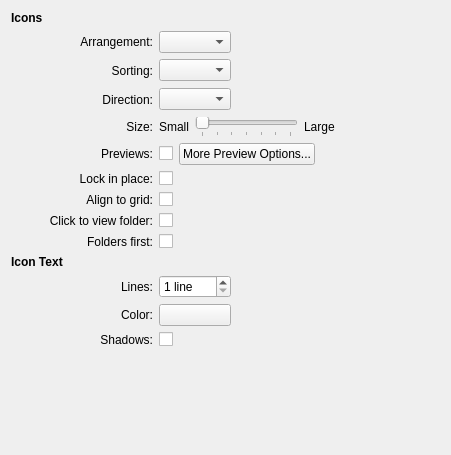
Qt form plasma/applets/folderview/folderviewDisplayConfig.ui (KDE/kde-baseapps) before a commit.
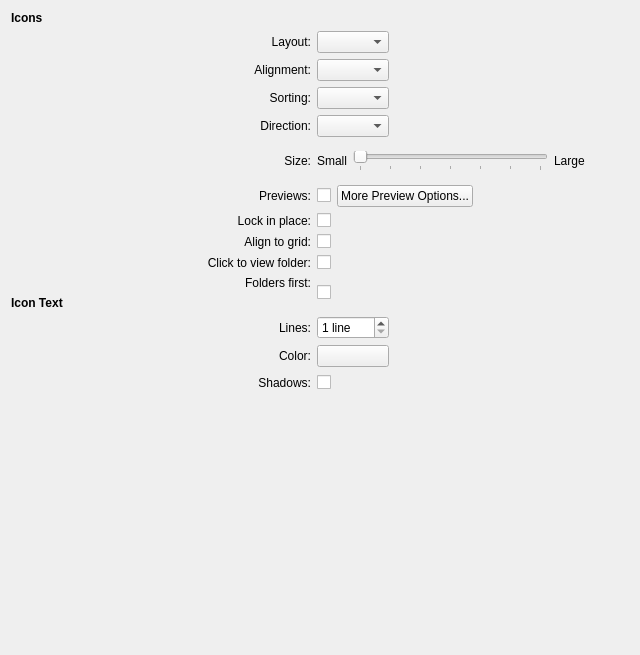
The same form after that commit. Custom widgets are drawn as their Qt base class.

Commit message: icon arrangement mega-patch for usability and maintainability

What changed in the file:
```diff
--- a/plasma/applets/folderview/folderviewDisplayConfig.ui
+++ b/plasma/applets/folderview/folderviewDisplayConfig.ui
@@ -6,13 +6,82 @@
    <rect>
     <x>0</x>
     <y>0</y>
-    <width>451</width>
-    <height>455</height>
+    <width>640</width>
+    <height>655</height>
    </rect>
   </property>
   <layout class="QGridLayout" name="gridLayout">
-   <item row="0" column="0">
-    <widget class="QLabel" name="iconsTitle">
+   <item row="13" column="1">
+    <widget class="QLabel" name="colorButtonLabel">
+     <property name="text">
+      <string>Color:</string>
+     </property>
+     <property name="alignment">
+      <set>Qt::AlignRight|Qt::AlignTrailing|Qt::AlignVCenter</set>
+     </property>
+     <property name="buddy">
+      <cstring>colorButton</cstring>
+     </property>
+    </widget>
+   </item>
+   <item row="6" column="1">
+    <widget class="QLabel" name="previewsAdvancedLabel">
+     <property name="text">
+      <string>Previews:</string>
+     </property>
+     <property name="alignment">
+      <set>Qt::AlignRight|Qt::AlignTrailing|Qt::AlignVCenter</set>
+     </property>
+    </widget>
+   </item>
+   <item row="15" column="4">
+    <spacer name="verticalSpacer_2">
+     <property name="orientation">
+      <enum>Qt::Vertical</enum>
+     </property>
+     <property name="sizeHint" stdset="0">
+      <size>
+       <width>44</width>
+       <height>216</height>
+      </size>
+     </property>
+    </spacer>
+   </item>
+   <item row="1" column="2">
+    <widget class="QComboBox" name="layoutCombo"/>
+   </item>
+   <item row="8" column="1">
+    <widget class="QLabel" name="alignToGridLabel">
+     <property name="text">
+      <string>Align to grid:</string>
+     </property>
+     <property name="alignment">
+      <set>Qt::AlignRight|Qt::AlignTrailing|Qt::AlignVCenter</set>
+     </property>
+    </widget>
+   </item>
+   <item row="2" column="1">
+    <widget class="QLabel" name="alignmentLabel">
+     <property name="text">
+      <string>Alignment:</string>
+     </property>
+     <property name="alignment">
+      <set>Qt::AlignRight|Qt::AlignTrailing|Qt::AlignVCenter</set>
+     </property>
+    </widget>
+   </item>
+   <item row="10" column="2" rowspan="2">
+    <widget class="QCheckBox" name="foldersFirst">
+     <property name="whatsThis">
+      <string>Check this option if you want folder previews to appear only when clicked. When this option is turned off, folder previews will appear automatically when the mouse hovers over a folder.</string>
+     </property>
+     <property name="text">
+      <string/>
+     </property>
+    </widget>
+   </item>
+   <item row="11" column="0">
+    <widget class="QLabel" name="iconTextTitle">
      <property name="sizePolicy">
       <sizepolicy hsizetype="Expanding" vsizetype="Preferred">
        <horstretch>0</horstretch>
@@ -26,11 +95,11 @@
       </font>
      </property>
      <property name="text">
-      <string>Icons</string>
+      <string>Icon Text</string>
      </property>
     </widget>
    </item>
-   <item row="1" column="0" rowspan="6">
+   <item row="1" column="0" rowspan="5">
     <spacer name="horizontalSpacer_3">
      <property name="orientation">
       <enum>Qt::Horizontal</enum>
@@ -46,27 +115,7 @@
      </property>
     </spacer>
    </item>
-   <item row="1" column="2">
-    <widget class="QLabel" name="flowLabel">
-     <property name="text">
-      <string>Arrangement:</string>
-     </property>
-     <property name="alignment">
-      <set>Qt::AlignRight|Qt::AlignTrailing|Qt::AlignVCenter</set>
-     </property>
-     <property name="buddy">
-      <cstring>flowCombo</cstring>
-     </property>
-    </widget>
-   </item>
-   <item row="1" column="3">
-    <widget class="KComboBox" name="flowCombo">
-     <property name="whatsThis">
-      <string>Use this control to choose if you want the icons to be arranged top to bottom starting on the left side of the view, or arranged left to right starting at the top of the view.</string>
-     </property>
-    </widget>
-   </item>
-   <item row="2" column="2">
+   <item row="3" column="1">
     <widget class="QLabel" name="sortLabel">
      <property name="text">
       <string>Sorting:</string>
@@ -79,30 +128,10 @@
      </property>
     </widget>
    </item>
-   <item row="2" column="3">
-    <widget class="KComboBox" name="sortCombo">
-     <property name="whatsThis">
-      <string>Use this control to choose the criteria by which the icons will be sorted in the view.</string>
-     </property>
-    </widget>
-   </item>
-   <item row="2" column="4" colspan="2">
-    <spacer name="horizontalSpacer_7">
-     <property name="orientation">
-      <enum>Qt::Horizontal</enum>
-     </property>
-     <property name="sizeHint" stdset="0">
-      <size>
-       <width>160</width>
-       <height>23</height>
-      </size>
-     </property>
-    </spacer>
-   </item>
-   <item row="3" column="2">
-    <widget class="QLabel" name="directionLabel">
+   <item row="14" column="1">
+    <widget class="QLabel" name="drawShadowsLabel">
      <property name="text">
-      <string>Direction:</string>
+      <string>Shadows:</string>
      </property>
      <property name="alignment">
       <set>Qt::AlignRight|Qt::AlignTrailing|Qt::AlignVCenter</set>
@@ -112,93 +141,27 @@
      </property>
     </widget>
    </item>
-   <item row="3" column="3">
-    <widget class="KComboBox" name="directionCombo">
+   <item row="14" column="2">
+    <widget class="QCheckBox" name="drawShadows">
      <property name="whatsThis">
       <string>Use this control to choose the criteria by which the icons will be sorted in the view.</string>
      </property>
-    </widget>
-   </item>
-   <item row="3" column="4" colspan="2">
-    <spacer name="horizontalSpacer_8">
-     <property name="orientation">
-      <enum>Qt::Horizontal</enum>
-     </property>
-     <property name="sizeHint" stdset="0">
-      <size>
-       <width>208</width>
-       <height>23</height>
-      </size>
-     </property>
-    </spacer>
-   </item>
-   <item row="4" column="2">
-    <widget class="QLabel" name="sizeSliderLabel">
      <property name="text">
-      <string>Size:</string>
+      <string/>
      </property>
-     <property name="alignment">
-      <set>Qt::AlignRight|Qt::AlignTrailing|Qt::AlignVCenter</set>
-     </property>
-     <property name="buddy">
-      <cstring>sizeSlider</cstring>
-     </property>
     </widget>
    </item>
-   <item row="4" column="3" colspan="2">
-    <layout class="QHBoxLayout" name="horizontalLayout">
-     <item>
-      <widget class="QLabel" name="label_5">
-       <property name="text">
-        <string>Small</string>
-       </property>
-       <property name="alignment">
-        <set>Qt::AlignRight|Qt::AlignTrailing|Qt::AlignVCenter</set>
-       </property>
-      </widget>
-     </item>
-     <item>
-      <widget class="QSlider" name="sizeSlider">
-       <property name="whatsThis">
-        <string>Use this slider to increase or decrease the size of the icons in the view.</string>
-       </property>
-       <property name="maximum">
-        <number>6</number>
-       </property>
-       <property name="pageStep">
-        <number>1</number>
-       </property>
-       <property name="orientation">
-        <enum>Qt::Horizontal</enum>
-       </property>
-       <property name="tickPosition">
-        <enum>QSlider::TicksBelow</enum>
-       </property>
-       <property name="tickInterval">
-        <number>0</number>
-       </property>
-      </widget>
-     </item>
-     <item>
-      <widget class="QLabel" name="label_6">
-       <property name="text">
-        <string>Large</string>
-       </property>
-      </widget>
-     </item>
-    </layout>
-   </item>
-   <item row="5" column="2">
-    <widget class="QLabel" name="previewsAdvancedLabel">
+   <item row="7" column="1">
+    <widget class="QLabel" name="lockInPlaceLabel">
      <property name="text">
-      <string>Previews:</string>
+      <string>Lock in place:</string>
      </property>
      <property name="alignment">
       <set>Qt::AlignRight|Qt::AlignTrailing|Qt::AlignVCenter</set>
      </property>
     </widget>
    </item>
-   <item row="5" column="3" colspan="3">
+   <item row="6" column="2" colspan="2">
     <layout class="QHBoxLayout" name="horizontalLayout_2">
      <item>
       <widget class="QCheckBox" name="showPreviews">
@@ -235,110 +198,7 @@
      </item>
     </layout>
    </item>
-   <item row="6" column="2">
-    <widget class="QLabel" name="lockInPlaceLabel">
-     <property name="text">
-      <string>Lock in place:</string>
-     </property>
-     <property name="alignment">
-      <set>Qt::AlignRight|Qt::AlignTrailing|Qt::AlignVCenter</set>
-     </property>
-    </widget>
-   </item>
-   <item row="6" column="3">
-    <widget class="QCheckBox" name="lockInPlace">
-     <property name="whatsThis">
-      <string>Check this option if you do not want the icons to be moveable in the view.
-
-This option is useful if you want to avoid accidentally moving the icons while interacting with them.</string>
-     </property>
-     <property name="text">
-      <string/>
-     </property>
-    </widget>
-   </item>
-   <item row="7" column="2">
-    <widget class="QLabel" name="alignToGridLabel">
-     <property name="text">
-      <string>Align to grid:</string>
-     </property>
-     <property name="alignment">
-      <set>Qt::AlignRight|Qt::AlignTrailing|Qt::AlignVCenter</set>
-     </property>
-    </widget>
-   </item>
-   <item row="7" column="3">
-    <widget class="QCheckBox" name="alignToGrid">
-     <property name="whatsThis">
-      <string>Check this option if you want the icons to be arranged in a grid.
-
-When this option is checked, icons will automatically snap to the nearest grid cell when you move them around in the view.</string>
-     </property>
-     <property name="text">
-      <string/>
-     </property>
-    </widget>
-   </item>
-   <item row="8" column="1" colspan="2">
-    <widget class="QLabel" name="clickToViewLabel">
-     <property name="text">
-      <string>Click to view folder:</string>
-     </property>
-     <property name="alignment">
-      <set>Qt::AlignRight|Qt::AlignTrailing|Qt::AlignVCenter</set>
-     </property>
-    </widget>
-   </item>
-   <item row="8" column="3">
-    <widget class="QCheckBox" name="clickToView">
-     <property name="whatsThis">
-      <string>Check this option if you want folder previews to appear only when clicked. When this option is turned off, folder previews will appear automatically when the mouse hovers over a folder.</string>
-     </property>
-     <property name="text">
-      <string/>
-     </property>
-    </widget>
-   </item>
-   <item row="9" column="2">
-    <widget class="QLabel" name="foldersFirstLabel">
-     <property name="text">
-      <string>Folders first:</string>
-     </property>
-     <property name="alignment">
-      <set>Qt::AlignRight|Qt::AlignTrailing|Qt::AlignVCenter</set>
-     </property>
-    </widget>
-   </item>
-   <item row="9" column="3">
-    <widget class="QCheckBox" name="foldersFirst">
-     <property name="whatsThis">
-      <string>Check this option if you want folder previews to appear only when clicked. When this option is turned off, folder previews will appear automatically when the mouse hovers over a folder.</string>
-     </property>
-     <property name="text">
-      <string/>
-     </property>
-    </widget>
-   </item>
-   <item row="10" column="0" colspan="2">
-    <widget class="QLabel" name="iconTextTitle">
-     <property name="sizePolicy">
-      <sizepolicy hsizetype="Expanding" vsizetype="Preferred">
-       <horstretch>0</horstretch>
-       <verstretch>0</verstretch>
-      </sizepolicy>
-     </property>
-     <property name="font">
-      <font>
-       <weight>75</weight>
-       <bold>true</bold>
-      </font>
-     </property>
-     <property name="text">
-      <string>Icon Text</string>
-     </property>
-    </widget>
-   </item>
-   <item row="11" column="2">
+   <item row="12" column="1">
     <widget class="QLabel" name="numLinesEditLabel">
      <property name="text">
       <string>Lines:</string>
@@ -351,7 +211,7 @@
      </property>
     </widget>
    </item>
-   <item row="11" column="3">
+   <item row="12" column="2">
     <widget class="KIntSpinBox" name="numLinesEdit">
      <property name="sizePolicy">
       <sizepolicy hsizetype="Preferred" vsizetype="Fixed">
@@ -376,26 +236,116 @@
      </property>
     </widget>
    </item>
-   <item row="12" column="0">
-    <spacer name="horizontalSpacer_4">
+   <item row="5" column="1">
+    <widget class="QLabel" name="sizeSliderLabel">
+     <property name="text">
+      <string>Size:</string>
+     </property>
+     <property name="alignment">
+      <set>Qt::AlignRight|Qt::AlignTrailing|Qt::AlignVCenter</set>
+     </property>
+     <property name="buddy">
+      <cstring>sizeSlider</cstring>
+     </property>
+    </widget>
+   </item>
+   <item row="2" column="2">
+    <widget class="QComboBox" name="alignmentCombo"/>
+   </item>
+   <item row="7" column="2">
+    <widget class="QCheckBox" name="lockInPlace">
+     <property name="whatsThis">
+      <string>Check this option if you do not want the icons to be moveable in the view.
+
+This option is useful if you want to avoid accidentally moving the icons while interacting with them.</string>
+     </property>
+     <property name="text">
+      <string/>
+     </property>
+    </widget>
+   </item>
+   <item row="8" column="2">
+    <widget class="QCheckBox" name="alignToGrid">
+     <property name="whatsThis">
+      <string>Check this option if you want the icons to be arranged in a grid.
+
+When this option is checked, icons will automatically snap to the nearest grid cell when you move them around in the view.</string>
+     </property>
+     <property name="text">
+      <string/>
+     </property>
+    </widget>
+   </item>
+   <item row="1" column="3" rowspan="4">
+    <spacer name="horizontalSpacer_2">
      <property name="orientation">
       <enum>Qt::Horizontal</enum>
      </property>
-     <property name="sizeType">
-      <enum>QSizePolicy::Fixed</enum>
-     </property>
      <property name="sizeHint" stdset="0">
       <size>
-       <width>12</width>
-       <height>20</height>
+       <width>155</width>
+       <height>78</height>
       </size>
      </property>
     </spacer>
    </item>
-   <item row="12" column="2">
-    <widget class="QLabel" name="colorButtonLabel">
+   <item row="0" column="0">
+    <widget class="QLabel" name="iconsTitle">
+     <property name="sizePolicy">
+      <sizepolicy hsizetype="Expanding" vsizetype="Preferred">
+       <horstretch>0</horstretch>
+       <verstretch>0</verstretch>
+      </sizepolicy>
+     </property>
+     <property name="font">
+      <font>
+       <weight>75</weight>
+       <bold>true</bold>
+      </font>
+     </property>
      <property name="text">
-      <string>Color:</string>
+      <string>Icons</string>
+     </property>
+    </widget>
+   </item>
+   <item row="10" column="1">
+    <widget class="QLabel" name="foldersFirstLabel">
+     <property name="text">
+      <string>Folders first:</string>
+     </property>
+     <property name="alignment">
+      <set>Qt::AlignRight|Qt::AlignTrailing|Qt::AlignVCenter</set>
+     </property>
+    </widget>
+   </item>
+   <item row="9" column="2">
+    <widget class="QCheckBox" name="clickToView">
+     <property name="whatsThis">
+      <string>Check this option if you want folder previews to appear only when clicked. When this option is turned off, folder previews will appear automatically when the mouse hovers over a folder.</string>
+     </property>
+     <property name="text">
+      <string/>
+     </property>
+    </widget>
+   </item>
+   <item row="3" column="2">
+    <widget class="KComboBox" name="sortCombo">
+     <property name="whatsThis">
+      <string>Use this control to choose the criteria by which the icons will be sorted in the view.</string>
+     </property>
+    </widget>
+   </item>
+   <item row="4" column="2">
+    <widget class="KComboBox" name="directionCombo">
+     <property name="whatsThis">
+      <string>Use this control to choose the criteria by which the icons will be sorted in the view.</string>
+     </property>
+    </widget>
+   </item>
+   <item row="4" column="1">
+    <widget class="QLabel" name="directionLabel">
+     <property name="text">
+      <string>Direction:</string>
      </property>
      <property name="alignment">
       <set>Qt::AlignRight|Qt::AlignTrailing|Qt::AlignVCenter</set>
@@ -405,7 +355,27 @@
      </property>
     </widget>
    </item>
-   <item row="12" column="3">
+   <item row="1" column="1">
+    <widget class="QLabel" name="layoutLabel">
+     <property name="text">
+      <string>Layout:</string>
+     </property>
+     <property name="alignment">
+      <set>Qt::AlignRight|Qt::AlignTrailing|Qt::AlignVCenter</set>
+     </property>
+    </widget>
+   </item>
+   <item row="9" column="1">
+    <widget class="QLabel" name="clickToViewLabel">
+     <property name="text">
+      <string>Click to view folder:</string>
+     </property>
+     <property name="alignment">
+      <set>Qt::AlignRight|Qt::AlignTrailing|Qt::AlignVCenter</set>
+     </property>
+    </widget>
+   </item>
+   <item row="13" column="2">
     <widget class="KColorButton" name="colorButton">
      <property name="whatsThis">
       <string>Click this button to choose the color which is used for the text labels in the view.</string>
@@ -415,46 +385,65 @@
      </property>
     </widget>
    </item>
-   <item row="13" column="2">
-    <widget class="QLabel" name="drawShadowsLabel">
-     <property name="text">
-      <string>Shadows:</string>
-     </property>
-     <property name="alignment">
-      <set>Qt::AlignRight|Qt::AlignTrailing|Qt::AlignVCenter</set>
-     </property>
-     <property name="buddy">
-      <cstring>numLinesEdit</cstring>
-     </property>
-    </widget>
-   </item>
-   <item row="13" column="3">
-    <widget class="QCheckBox" name="drawShadows">
-     <property name="whatsThis">
-      <string>&lt;html&gt;&lt;body&gt;&lt;p&gt;Check this option if you want the text labels to cast a shadow on the background.&lt;/p&gt;
-&lt;p&gt;&lt;/p&gt;
-&lt;p&gt;Shadows help make the text easier to read by making it stand out more from the background.&lt;/p&gt;
-&lt;p&gt;&lt;/p&gt;
-&lt;p&gt;&lt;i&gt;Note that with dark text colors, this option will cause the text to glow with a bright halo, instead of casting a shadow.&lt;/i&gt;&lt;/p&gt;&lt;/body&gt;&lt;/html&gt;</string>
-     </property>
-     <property name="text">
-      <string/>
-     </property>
-    </widget>
-   </item>
-   <item row="14" column="5">
-    <spacer name="verticalSpacer_2">
+   <item row="14" column="0">
+    <spacer name="horizontalSpacer_4">
      <property name="orientation">
-      <enum>Qt::Vertical</enum>
+      <enum>Qt::Horizontal</enum>
+     </property>
+     <property name="sizeType">
+      <enum>QSizePolicy::Fixed</enum>
      </property>
      <property name="sizeHint" stdset="0">
       <size>
-       <width>44</width>
-       <height>216</height>
+       <width>12</width>
+       <height>20</height>
       </size>
      </property>
     </spacer>
    </item>
+   <item row="5" column="2" colspan="2">
+    <layout class="QHBoxLayout" name="horizontalLayout">
+     <item>
+      <widget class="QLabel" name="label_5">
+       <property name="text">
+        <string>Small</string>
+       </property>
+       <property name="alignment">
+        <set>Qt::AlignRight|Qt::AlignTrailing|Qt::AlignVCenter</set>
+       </property>
+      </widget>
+     </item>
+     <item>
+      <widget class="QSlider" name="sizeSlider">
+       <property name="whatsThis">
+        <string>Use this slider to increase or decrease the size of the icons in the view.</string>
+       </property>
+       <property name="maximum">
+        <number>6</number>
+       </property>
+       <property name="pageStep">
+        <number>1</number>
+       </property>
+       <property name="orientation">
+        <enum>Qt::Horizontal</enum>
+       </property>
+       <property name="tickPosition">
+        <enum>QSlider::TicksBelow</enum>
+       </property>
+       <property name="tickInterval">
+        <number>0</number>
+       </property>
+      </widget>
+     </item>
+     <item>
+      <widget class="QLabel" name="label_6">
+       <property name="text">
+        <string>Large</string>
+       </property>
+      </widget>
+     </item>
+    </layout>
+   </item>
   </layout>
  </widget>
  <customwidgets>
```
Left out of the diff: 11 changed lines with no effect on the pictures. The commit also changes 4 other files.
